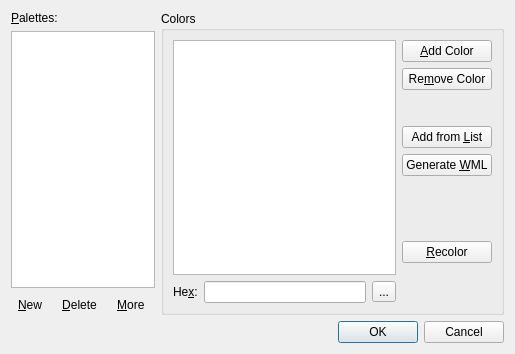
Old version of the form src/custompalettes.ui in the repository irydacea/wespal.
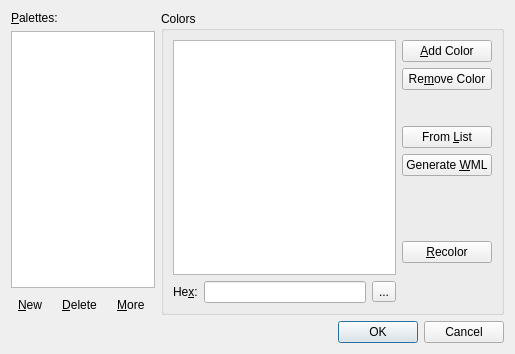
New version of the form.

Commit message: custompalettes: Relabel "Add from List" to simply "From List"

What changed in the file:
```diff
--- a/src/custompalettes.ui
+++ b/src/custompalettes.ui
@@ -182,7 +182,7 @@
                <string>Adds multiple colors from a comma-separated lists.</string>
               </property>
               <property name="text">
-               <string>Add from &amp;List</string>
+               <string>From &amp;List</string>
               </property>
              </widget>
             </item>
```
Left out of the diff: 4 changed lines with no effect on the pictures. The commit also changes 2 other files.
